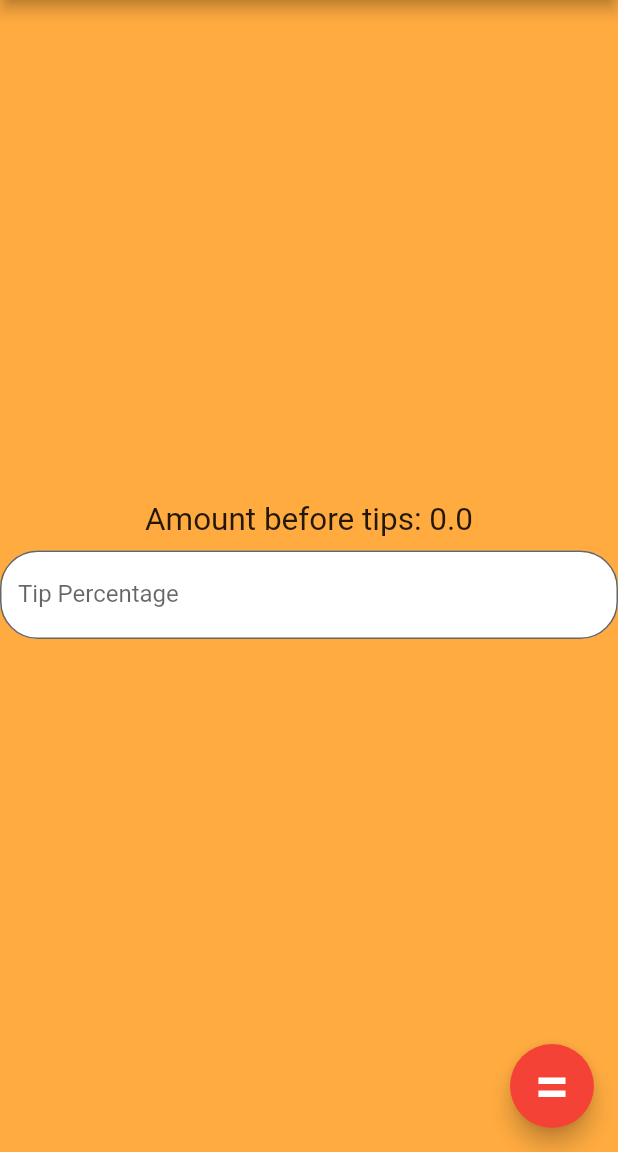
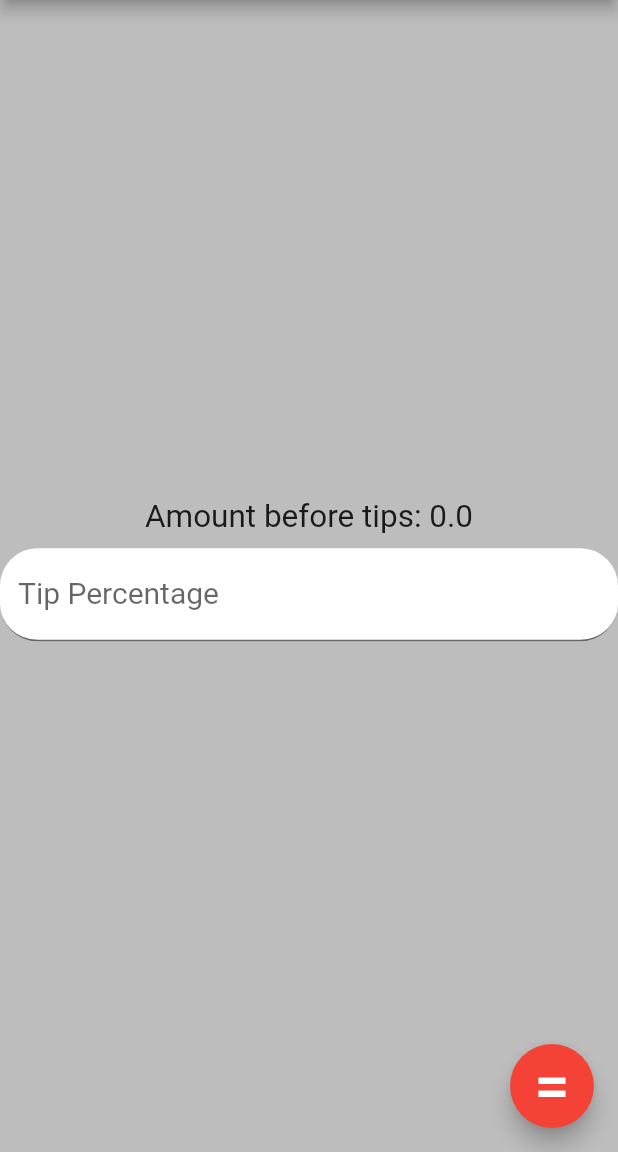
Before and after one commit to safdarfaisal/tipCalc, a Flutter app: the screen it shows after launch, after a tap on the "arrow forward" icon, on a phone screen of 412 x 824 dp, the part 84-1236 px from its top. Run offline on Flutter 3.47's test engine with Material 2 defaults, Android fonts, the phone set to English and light mode, and no system bars.

Commit message:
Background Color

```diff
--- a/lib/main.dart
+++ b/lib/main.dart
@@ -1,4 +1,6 @@
 import 'package:flutter/material.dart';
+import '';
+
 
 void main() {
   runApp(MyApp());
@@ -23,12 +25,13 @@ class MyAppState extends State<MyApp> {
   Widget build(BuildContext context) {
 
     return MaterialApp(
-      title:  'Flutter Demo',
+      title:  'Tip Calculator',
       theme: ThemeData(
         accentColor: Colors.red,
         primarySwatch: Colors.red,
         accentTextTheme: Typography.whiteCupertino,
-        canvasColor: Colors.orangeAccent,
+        canvasColor: Colors.grey[400],
+
       ),
       home: Navigator(
         pages: [
@@ -94,21 +97,27 @@ class _AmountCalculatorState extends State<AmountCalculator> {
         title: Text(widget.title),
       ),
       body: Center(
+
         child: Column(
           mainAxisAlignment: MainAxisAlignment.center,
           children: <Widget>[
             TextField(
               decoration: new InputDecoration(
+                labelStyle: TextStyle(
+                    fontSize: 20,
+                  textBaseline: TextBaseline.alphabetic ,
+                ),
                 labelText: "Enter bill amount paid",
                 fillColor: Colors.grey[200],
                 filled: true,
-                border: new OutlineInputBorder(
-                  borderRadius: new BorderRadius.circular(25.0),
+                border: new UnderlineInputBorder(
+                  borderRadius: new BorderRadius.circular(20.0),
                   borderSide: new BorderSide(
                   ),
                 ),
               ),
               textAlign: TextAlign.center,
+
               controller: _controller,
               onChanged: (String value) async {
                 _amount = double.parse(value);
@@ -149,8 +158,8 @@ class _TipCalculatorState extends State<TipCalculator> {
       builder: (BuildContext context) {
         return AlertDialog(
           title: const Text("Here's your bill"),
-          content: Text (' Amount Paid: ' +
-              widget.amount.toString() + '\n Tips Paid: $_tip \n Total Amount: $_total'),
+          content: Text (' Bill Amount: ' +
+              widget.amount.toString() + '\n Tips: $_tip \n Total Amount: $_total'),
           actions: <Widget>[
             TextButton(
               onPressed: () { Navigator.pop(context); },
@@ -195,10 +204,13 @@ class _TipCalculatorState extends State<TipCalculator> {
 
             TextField(
               decoration: new InputDecoration(
+                labelStyle: TextStyle(
+                  fontSize: 20,
+                ),
                 labelText: "Tip Percentage",
                 fillColor: Colors.white,
                 filled: true,
-                border: new OutlineInputBorder(
+                border: new UnderlineInputBorder(
                   borderRadius: new BorderRadius.circular(25.0),
                   borderSide: new BorderSide(
                   ),
--- a/pubspec.yaml
+++ b/pubspec.yaml
@@ -43,8 +43,7 @@ flutter:
   # included with your application, so that you can use the icons in
   # the material Icons class.
   uses-material-design: true
-  assets:
-    - lib/
+
 
 
   # To add assets to your application, add an assets section, like this:
```
Also changed, not shown: lib/Resources/Reception.png (added), lib/Resources/Waiter.png (added).
